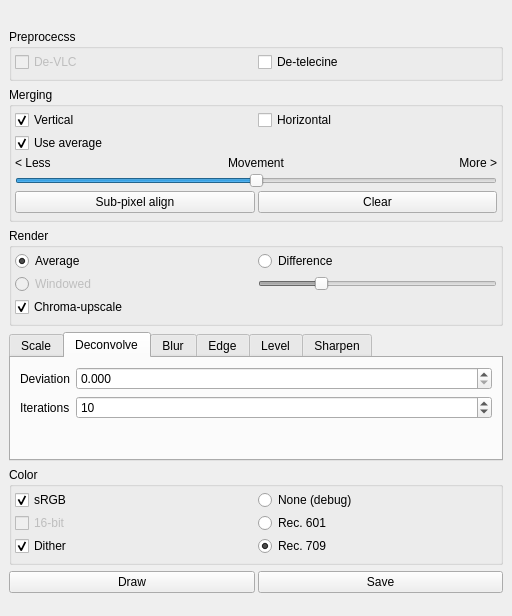
First picture: the form in src/mainwindow.ui, repository spillerrec/Overmix, before the edit.
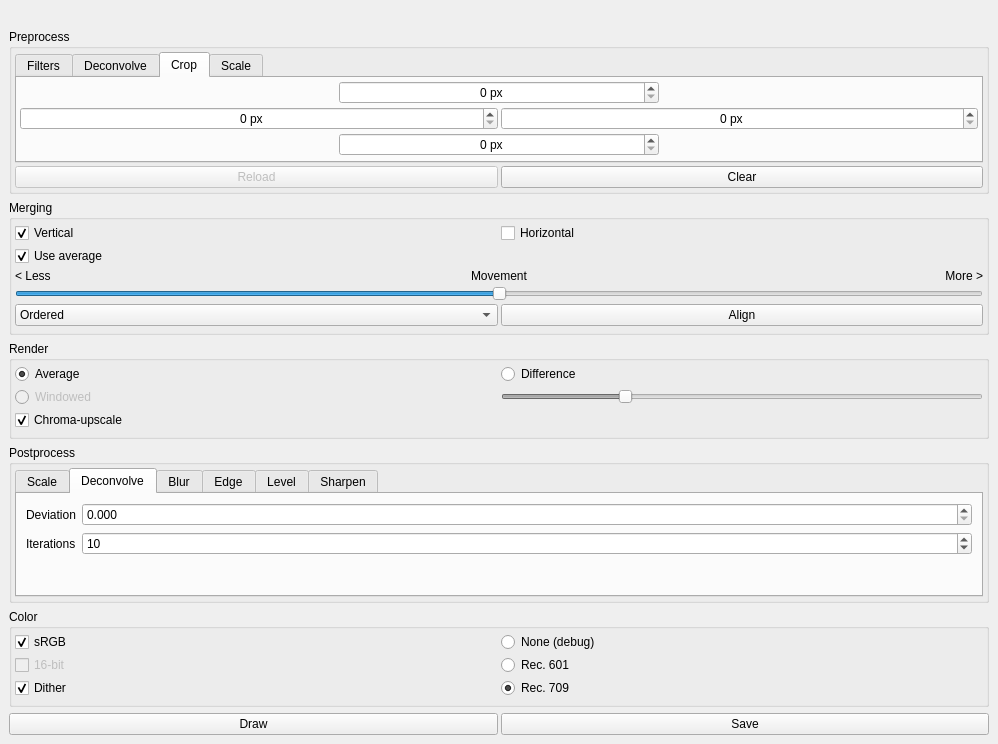
Second picture: the form after the edit. The open tabs and pages were chosen to show the change.

Commit message: FIX: Gaussian blur only worked correctly for square kernels ADD: Start on new pre-processing interface

Diff of the .ui file:
```diff
--- a/src/mainwindow.ui
+++ b/src/mainwindow.ui
@@ -6,8 +6,8 @@
    <rect>
     <x>0</x>
     <y>0</y>
-    <width>512</width>
-    <height>616</height>
+    <width>998</width>
+    <height>693</height>
    </rect>
   </property>
   <property name="windowTitle">
@@ -26,9 +26,12 @@
       <item>
        <widget class="QGroupBox" name="groupBox_4">
         <property name="title">
-         <string>Preprocecss</string>
+         <string>Preprocess</string>
         </property>
-        <layout class="QGridLayout" name="gridLayout_4">
+        <layout class="QVBoxLayout" name="verticalLayout_10">
+         <property name="spacing">
+          <number>3</number>
+         </property>
          <property name="leftMargin">
           <number>3</number>
          </property>
@@ -39,18 +42,24 @@
           <number>3</number>
          </property>
          <property name="bottomMargin">
-          <number>6</number>
-         </property>
-         <property name="spacing">
           <number>3</number>
          </property>
-         <item row="0" column="1">
-          <widget class="QCheckBox" name="cbx_interlaced">
-           <property name="text">
-            <string>De-telecine</string>
+         <item>
+          <widget class="QTabWidget" name="tabWidget_2">
+           <property name="sizePolicy">
+            <sizepolicy hsizetype="Minimum" vsizetype="Minimum">
+             <horstretch>0</horstretch>
+             <verstretch>0</verstretch>
+            </sizepolicy>
            </property>
-          </widget>
-         </item>
+           <property name="currentIndex">
+            <number>0</number>
+           </property>
+           <widget class="QWidget" name="tab_7">
+            <attribute name="title">
+             <string>Filters</string>
+            </attribute>
+            <layout class="QGridLayout" name="gridLayout_6">
          <item row="0" column="0">
           <widget class="QCheckBox" name="cbx_de_vlc">
            <property name="enabled">
@@ -61,6 +70,302 @@
            </property>
           </widget>
          </item>
+             <item row="0" column="1">
+              <widget class="QCheckBox" name="cbx_interlaced">
+               <property name="text">
+                <string>De-telecine</string>
+               </property>
+              </widget>
+             </item>
+             <item row="1" column="0">
+              <spacer name="verticalSpacer_9">
+               <property name="orientation">
+                <enum>Qt::Vertical</enum>
+               </property>
+               <property name="sizeHint" stdset="0">
+                <size>
+                 <width>0</width>
+                 <height>0</height>
+                </size>
+               </property>
+              </spacer>
+             </item>
+            </layout>
+           </widget>
+           <widget class="QWidget" name="tab_8">
+            <attribute name="title">
+             <string>Deconvolve</string>
+            </attribute>
+            <layout class="QFormLayout" name="formLayout_2">
+             <item row="0" column="0">
+              <widget class="QLabel" name="label_13">
+               <property name="text">
+                <string>Deviation</string>
+               </property>
+              </widget>
+             </item>
+             <item row="1" column="0">
+              <widget class="QLabel" name="label_14">
+               <property name="text">
+                <string>Iterations</string>
+               </property>
+              </widget>
+             </item>
+             <item row="0" column="1">
+              <widget class="QDoubleSpinBox" name="pre_deconvolve_deviation">
+               <property name="decimals">
+                <number>3</number>
+               </property>
+               <property name="singleStep">
+                <double>0.050000000000000</double>
+               </property>
+              </widget>
+             </item>
+             <item row="1" column="1">
+              <widget class="QSpinBox" name="pre_deconvolve_iterations">
+               <property name="maximum">
+                <number>1000</number>
+               </property>
+               <property name="singleStep">
+                <number>5</number>
+               </property>
+               <property name="value">
+                <number>10</number>
+               </property>
+              </widget>
+             </item>
+            </layout>
+           </widget>
+           <widget class="QWidget" name="tab_9">
+            <attribute name="title">
+             <string>Crop</string>
+            </attribute>
+            <layout class="QVBoxLayout" name="verticalLayout_7">
+             <property name="spacing">
+              <number>3</number>
+             </property>
+             <property name="leftMargin">
+              <number>3</number>
+             </property>
+             <property name="topMargin">
+              <number>3</number>
+             </property>
+             <property name="rightMargin">
+              <number>3</number>
+             </property>
+             <property name="bottomMargin">
+              <number>3</number>
+             </property>
+             <item>
+              <layout class="QHBoxLayout" name="horizontalLayout_8">
+               <item>
+                <spacer name="horizontalSpacer">
+                 <property name="orientation">
+                  <enum>Qt::Horizontal</enum>
+                 </property>
+                 <property name="sizeHint" stdset="0">
+                  <size>
+                   <width>0</width>
+                   <height>0</height>
+                  </size>
+                 </property>
+                </spacer>
+               </item>
+               <item>
+                <widget class="QSpinBox" name="crop_top">
+                 <property name="sizePolicy">
+                  <sizepolicy hsizetype="Expanding" vsizetype="Fixed">
+                   <horstretch>0</horstretch>
+                   <verstretch>0</verstretch>
+                  </sizepolicy>
+                 </property>
+                 <property name="alignment">
+                  <set>Qt::AlignCenter</set>
+                 </property>
+                 <property name="suffix">
+                  <string> px</string>
+                 </property>
+                </widget>
+               </item>
+               <item>
+                <spacer name="horizontalSpacer_2">
+                 <property name="orientation">
+                  <enum>Qt::Horizontal</enum>
+                 </property>
+                 <property name="sizeHint" stdset="0">
+                  <size>
+                   <width>0</width>
+                   <height>0</height>
+                  </size>
+                 </property>
+                </spacer>
+               </item>
+              </layout>
+             </item>
+             <item>
+              <layout class="QHBoxLayout" name="horizontalLayout_7">
+               <item>
+                <widget class="QSpinBox" name="crop_left">
+                 <property name="alignment">
+                  <set>Qt::AlignCenter</set>
+                 </property>
+                 <property name="suffix">
+                  <string> px</string>
+                 </property>
+                </widget>
+               </item>
+               <item>
+                <widget class="QSpinBox" name="crop_right">
+                 <property name="alignment">
+                  <set>Qt::AlignCenter</set>
+                 </property>
+                 <property name="suffix">
+                  <string> px</string>
+                 </property>
+                </widget>
+               </item>
+              </layout>
+             </item>
+             <item>
+              <layout class="QHBoxLayout" name="horizontalLayout_9">
+               <item>
+                <spacer name="horizontalSpacer_4">
+                 <property name="orientation">
+                  <enum>Qt::Horizontal</enum>
+                 </property>
+                 <property name="sizeHint" stdset="0">
+                  <size>
+                   <width>0</width>
+                   <height>0</height>
+                  </size>
+                 </property>
+                </spacer>
+               </item>
+               <item>
+                <widget class="QSpinBox" name="crop_bottom">
+                 <property name="sizePolicy">
+                  <sizepolicy hsizetype="Expanding" vsizetype="Fixed">
+                   <horstretch>0</horstretch>
+                   <verstretch>0</verstretch>
+                  </sizepolicy>
+                 </property>
+                 <property name="alignment">
+                  <set>Qt::AlignCenter</set>
+                 </property>
+                 <property name="suffix">
+                  <string> px</string>
+                 </property>
+                </widget>
+               </item>
+               <item>
+                <spacer name="horizontalSpacer_3">
+                 <property name="orientation">
+                  <enum>Qt::Horizontal</enum>
+                 </property>
+                 <property name="sizeHint" stdset="0">
+                  <size>
+                   <width>0</width>
+                   <height>0</height>
+                  </size>
+                 </property>
+                </spacer>
+               </item>
+              </layout>
+             </item>
+            </layout>
+           </widget>
+           <widget class="QWidget" name="tab_10">
+            <attribute name="title">
+             <string>Scale</string>
+            </attribute>
+            <layout class="QVBoxLayout" name="verticalLayout_8">
+             <item>
+              <widget class="QComboBox" name="pre_scale_method">
+               <property name="currentIndex">
+                <number>2</number>
+               </property>
+               <item>
+                <property name="text">
+                 <string>Nearest</string>
+                </property>
+               </item>
+               <item>
+                <property name="text">
+                 <string>Linear</string>
+                </property>
+               </item>
+               <item>
+                <property name="text">
+                 <string>Cubic</string>
+                </property>
+               </item>
+              </widget>
+             </item>
+             <item>
+              <layout class="QHBoxLayout" name="horizontalLayout_10">
+               <item>
+                <widget class="QDoubleSpinBox" name="pre_scale_width">
+                 <property name="decimals">
+                  <number>3</number>
+                 </property>
+                 <property name="singleStep">
+                  <double>0.010000000000000</double>
+                 </property>
+                 <property name="value">
+                  <double>1.000000000000000</double>
+                 </property>
+                </widget>
+               </item>
+               <item>
+                <widget class="QDoubleSpinBox" name="pre_scale_height">
+                 <property name="singleStep">
+                  <double>0.010000000000000</double>
+                 </property>
+                 <property name="value">
+                  <double>1.000000000000000</double>
+                 </property>
+                </widget>
+               </item>
+              </layout>
+             </item>
+             <item>
+              <spacer name="verticalSpacer_8">
+               <property name="orientation">
+                <enum>Qt::Vertical</enum>
+               </property>
+               <property name="sizeHint" stdset="0">
+                <size>
+                 <width>0</width>
+                 <height>0</height>
+                </size>
+               </property>
+              </spacer>
+             </item>
+            </layout>
+           </widget>
+          </widget>
+         </item>
+         <item>
+          <layout class="QHBoxLayout" name="horizontalLayout_5">
+           <item>
+            <widget class="QPushButton" name="btn_reload">
+             <property name="enabled">
+              <bool>false</bool>
+             </property>
+             <property name="text">
+              <string>Reload</string>
+             </property>
+            </widget>
+           </item>
+           <item>
+            <widget class="QPushButton" name="btn_clear">
+             <property name="text">
+              <string>Clear</string>
+             </property>
+            </widget>
+           </item>
+          </layout>
+         </item>
         </layout>
        </widget>
       </item>
@@ -177,17 +482,24 @@
            <property name="spacing">
             <number>3</number>
            </property>
+           <item>
+            <widget class="QComboBox" name="comboBox_2">
+             <item>
+              <property name="text">
+               <string>Ordered</string>
+              </property>
+             </item>
+             <item>
+              <property name="text">
+               <string>Ordered Scaled</string>
+              </property>
+             </item>
+            </widget>
+           </item>
            <item>
             <widget class="QPushButton" name="btn_subpixel">
              <property name="text">
-              <string>Sub-pixel align</string>
-             </property>
-            </widget>
-           </item>
-           <item>
-            <widget class="QPushButton" name="btn_clear">
-             <property name="text">
-              <string>Clear</string>
+              <string>Align</string>
              </property>
             </widget>
            </item>
@@ -283,6 +595,24 @@
        </widget>
       </item>
       <item>
+       <widget class="QGroupBox" name="groupBox_5">
+        <property name="title">
+         <string>Postprocess</string>
+        </property>
+        <layout class="QVBoxLayout" name="verticalLayout_6">
+         <property name="leftMargin">
+          <number>3</number>
+         </property>
+         <property name="topMargin">
+          <number>3</number>
+         </property>
+         <property name="rightMargin">
+          <number>3</number>
+         </property>
+         <property name="bottomMargin">
+          <number>3</number>
+         </property>
+         <item>
        <widget class="QTabWidget" name="tabWidget">
         <property name="sizePolicy">
          <sizepolicy hsizetype="Minimum" vsizetype="Minimum">
@@ -435,6 +765,19 @@
             </property>
            </spacer>
           </item>
+             <item row="4" column="0">
+              <spacer name="verticalSpacer_7">
+               <property name="orientation">
+                <enum>Qt::Vertical</enum>
+               </property>
+               <property name="sizeHint" stdset="0">
+                <size>
+                 <width>0</width>
+                 <height>0</height>
+                </size>
+               </property>
+              </spacer>
+             </item>
          </layout>
         </widget>
         <widget class="QWidget" name="tab_3">
@@ -714,6 +1057,9 @@
           </item>
          </layout>
         </widget>
+          </widget>
+         </item>
+        </layout>
        </widget>
       </item>
       <item>
```
Left out of the diff: 7 changed lines with no effect on the pictures. Lines whose indentation alone changed are shown as unchanged. The commit also changes 1 other file.
